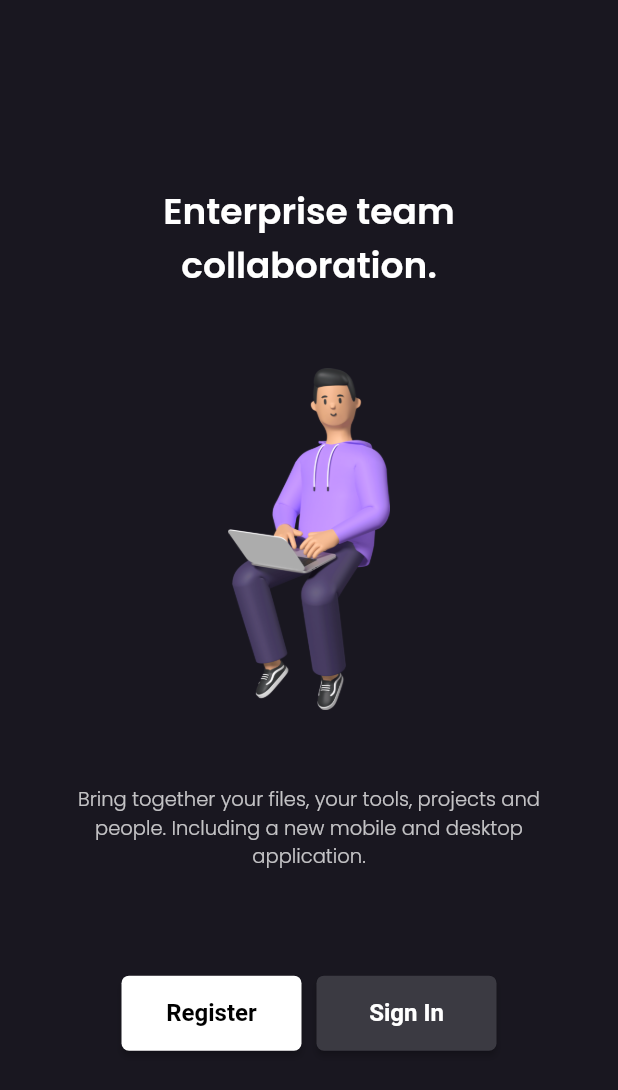
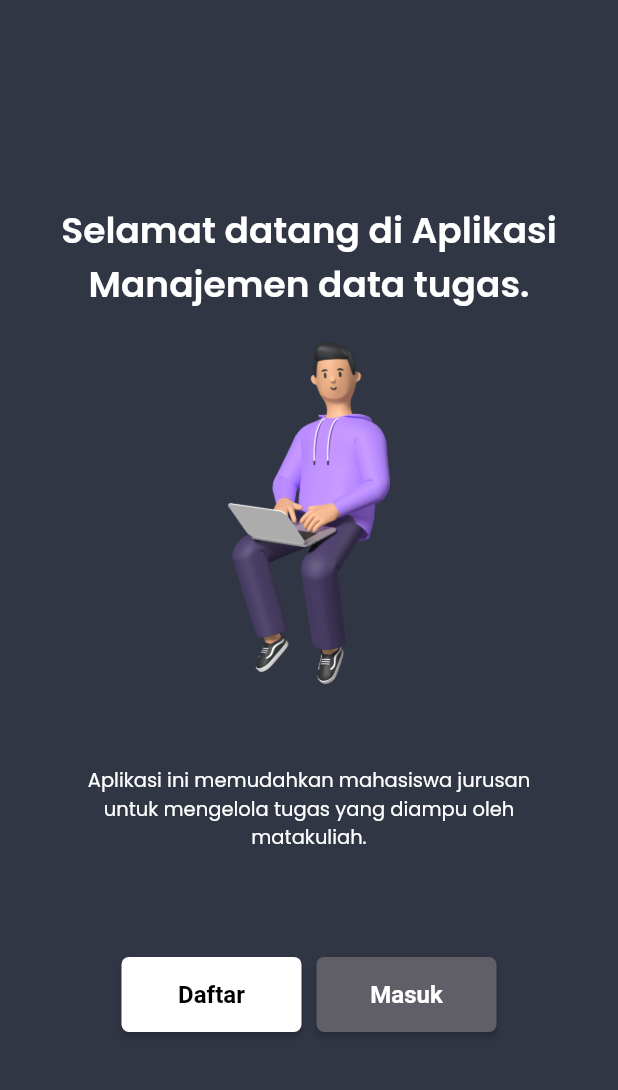
Before and after one commit to akuutauf/project-interoperabilitas-ui, a Flutter app: the screen it shows after launch, on a phone screen of 412 x 824 dp. Shown: the top 1090 px of the screen. Run offline on Flutter 3.47's test engine with Material 2 defaults, Android fonts, the phone set to English and light mode, and no system bars; our stand-ins replace font_awesome_flutter, google_fonts.

Commit message:
Mengubah konten ui Aplikasi

```diff
--- a/lib/screens/page_home.dart
+++ b/lib/screens/page_home.dart
@@ -9,14 +9,14 @@ class Home extends StatelessWidget {
   @override
   Widget build(BuildContext context) {
     return Scaffold(
-      backgroundColor: Color.fromRGBO(25, 23, 32, 1),
+      backgroundColor: Color.fromRGBO(49, 54, 68, 1),
       body: Column(
         mainAxisAlignment: MainAxisAlignment.center,
         children: [
           Container(
             margin: EdgeInsets.fromLTRB(40, 0, 40, 20),
             child: Text(
-              'Enterprise team collaboration.',
+              'Selamat datang di Aplikasi Manajemen data tugas.',
               style: GoogleFonts.poppins(
                 color: Colors.white,
                 fontSize: 24,
@@ -26,7 +26,7 @@ class Home extends StatelessWidget {
             ),
           ),
           Container(
-            margin: EdgeInsets.fromLTRB(20, 30, 20, 20),
+            margin: EdgeInsets.fromLTRB(20, 0, 20, 25),
             child: Image.asset(
               'assets/image/3d_man.png',
               scale: 13,
@@ -35,11 +35,11 @@ class Home extends StatelessWidget {
           Container(
             margin: EdgeInsets.fromLTRB(40, 30, 40, 40),
             child: Text(
-              'Bring together your files, your tools, projects and people. Including a new mobile and desktop application.',
+              'Aplikasi ini memudahkan mahasiswa jurusan untuk mengelola tugas yang diampu oleh matakuliah.',
               style: GoogleFonts.poppins(
-                color: Color.fromARGB(190, 255, 255, 255),
+                color: Colors.white,
                 fontSize: 13,
-                fontWeight: FontWeight.w300,
+                fontWeight: FontWeight.w400,
               ),
               textAlign: TextAlign.center,
             ),
@@ -59,7 +59,7 @@ class Home extends StatelessWidget {
                     }));
                   },
                   child: const Text(
-                    'Register',
+                    'Daftar',
                     style: TextStyle(fontWeight: FontWeight.w700, fontSize: 16),
                   ),
                   style: ElevatedButton.styleFrom(
@@ -82,11 +82,11 @@ class Home extends StatelessWidget {
                     }));
                   },
                   child: const Text(
-                    'Sign In',
+                    'Masuk',
                     style: TextStyle(fontWeight: FontWeight.w700, fontSize: 16),
                   ),
                   style: ElevatedButton.styleFrom(
-                      primary: Color.fromARGB(255, 59, 58, 66),
+                      primary: Color.fromARGB(255, 96, 95, 103),
                       onPrimary: Colors.white,
                       fixedSize: const Size(300, 100),
                       shape: RoundedRectangleBorder(
--- a/lib/screens/page_signin.dart
+++ b/lib/screens/page_signin.dart
@@ -23,7 +23,7 @@ class _SignInState extends State<SignIn> {
   @override
   Widget build(BuildContext context) {
     return Scaffold(
-      backgroundColor: Color.fromRGBO(25, 23, 32, 1),
+      backgroundColor: Color.fromRGBO(49, 54, 68, 1),
       body: Container(
         child: Column(
             mainAxisAlignment: MainAxisAlignment.center,
@@ -45,7 +45,7 @@ class _SignInState extends State<SignIn> {
               Container(
                 margin: EdgeInsets.fromLTRB(30, 15, 30, 0),
                 child: Text(
-                  'Let sign you in.',
+                  'Login untuk masuk.',
                   style: GoogleFonts.poppins(
                       color: white_color,
                       fontSize: 26,
@@ -56,7 +56,7 @@ class _SignInState extends State<SignIn> {
               Container(
                 margin: EdgeInsets.fromLTRB(30, 15, 30, 0),
                 child: Text(
-                  'Welcome back.',
+                  'Selamat datang',
                   style: GoogleFonts.poppins(
                       color: white_color,
                       fontSize: 24,
@@ -67,7 +67,7 @@ class _SignInState extends State<SignIn> {
               Container(
                 margin: EdgeInsets.fromLTRB(30, 0, 30, 0),
                 child: Text(
-                  'You\'ve been missed!',
+                  'Kembali.',
                   style: GoogleFonts.poppins(
                       color: white_color,
                       fontSize: 24,
@@ -82,7 +82,7 @@ class _SignInState extends State<SignIn> {
                       color: Colors.white, fontWeight: FontWeight.w600),
                   decoration: InputDecoration(
                     contentPadding: EdgeInsets.fromLTRB(20, 15, 15, 20),
-                    hintText: 'Phone, email or username',
+                    hintText: 'Alamat email',
                     enabledBorder: OutlineInputBorder(
                       borderRadius: BorderRadius.circular(10),
                       borderSide:
@@ -149,9 +149,9 @@ class _SignInState extends State<SignIn> {
                   ),
                   validator: (String? value) {
                     if (value!.isEmpty) {
-                      return "Field is Empty";
+                      return "Password tidak boleh kosong";
                     } else if (value.length < 8) {
-                      return "Password less than 8 Characters";
+                      return "Password kurang dari 8 karakter";
                     }
                     return null;
                   },
@@ -167,7 +167,7 @@ class _SignInState extends State<SignIn> {
                     mainAxisAlignment: MainAxisAlignment.center,
                     children: [
                       Text(
-                        'Don\'t have an account? ',
+                        'Tidak punya akun? ',
                         style: GoogleFonts.poppins(
                             color: white_color_two,
                             fontSize: 13,
@@ -182,7 +182,7 @@ class _SignInState extends State<SignIn> {
                           }));
                         },
                         child: Text(
-                          'Register',
+                          'Daftar',
                           style: GoogleFonts.poppins(
                               color: white_color,
                               fontSize: 13,
@@ -203,7 +203,7 @@ class _SignInState extends State<SignIn> {
                     }));
                   },
                   child: const Text(
-                    'Sign In',
+                    'Masuk',
                     style: TextStyle(fontWeight: FontWeight.w700, fontSize: 16),
                   ),
                   style: ElevatedButton.styleFrom(
--- a/lib/screens/page_signup.dart
+++ b/lib/screens/page_signup.dart
@@ -15,7 +15,7 @@ class _SignUpState extends State<SignUp> {
   @override
   Widget build(BuildContext context) {
     return Scaffold(
-      backgroundColor: Color.fromRGBO(25, 23, 32, 1),
+      backgroundColor: Color.fromRGBO(49, 54, 68, 1),
       body: Container(
         child: Column(
           mainAxisAlignment: MainAxisAlignment.center,
@@ -37,7 +37,7 @@ class _SignUpState extends State<SignUp> {
             Container(
               margin: EdgeInsets.fromLTRB(30, 15, 30, 0),
               child: Text(
-                'Create new account.',
+                'Buat akun baru.',
                 style: GoogleFonts.poppins(
                     color: Colors.white,
                     fontSize: 25,
@@ -48,7 +48,7 @@ class _SignUpState extends State<SignUp> {
             Container(
               margin: EdgeInsets.fromLTRB(30, 15, 30, 0),
               child: Text(
-                'Please fill your identity on our form bellow.',
+                'Silakan isi identitas Anda pada formulir di bawah ini.',
                 style: GoogleFonts.poppins(
                     color: Colors.white,
                     fontSize: 18,
@@ -91,7 +91,7 @@ class _SignUpState extends State<SignUp> {
                     TextStyle(color: Colors.white, fontWeight: FontWeight.w600),
                 decoration: InputDecoration(
                   contentPadding: EdgeInsets.fromLTRB(20, 15, 15, 20),
-                  hintText: 'Email',
+                  hintText: 'Alamat Email',
                   enabledBorder: OutlineInputBorder(
                     borderRadius: BorderRadius.circular(10),
                     borderSide:
@@ -176,7 +176,7 @@ class _SignUpState extends State<SignUp> {
                     TextStyle(color: Colors.white, fontWeight: FontWeight.w600),
                 decoration: InputDecoration(
                   contentPadding: EdgeInsets.fromLTRB(20, 15, 15, 20),
-                  hintText: 'Confirm Password',
+                  hintText: 'Konfirmasi Password',
                   enabledBorder: OutlineInputBorder(
                     borderRadius: BorderRadius.circular(10),
                     borderSide:
@@ -224,7 +224,7 @@ class _SignUpState extends State<SignUp> {
                   mainAxisAlignment: MainAxisAlignment.center,
                   children: [
                     Text(
-                      'Already have an account? ',
+                      'Sudah punya akun? ',
                       style: GoogleFonts.poppins(
                           color: Colors.white70,
                           fontSize: 13,
@@ -239,7 +239,7 @@ class _SignUpState extends State<SignUp> {
                         }));
                       },
                       child: Text(
-                        'Sign In',
+                        'Masuk',
                         style: GoogleFonts.poppins(
                             color: Colors.white,
                             fontSize: 13,
@@ -259,7 +259,7 @@ class _SignUpState extends State<SignUp> {
                   }));
                 },
                 child: const Text(
-                  'Sign Up',
+                  'Daftar Sekarang',
                   style: TextStyle(fontWeight: FontWeight.w700, fontSize: 16),
                 ),
                 style: ElevatedButton.styleFrom(
```
Also changed, not shown: lib/screens/page_beranda.dart (+74 -16 lines), 7 other files.
